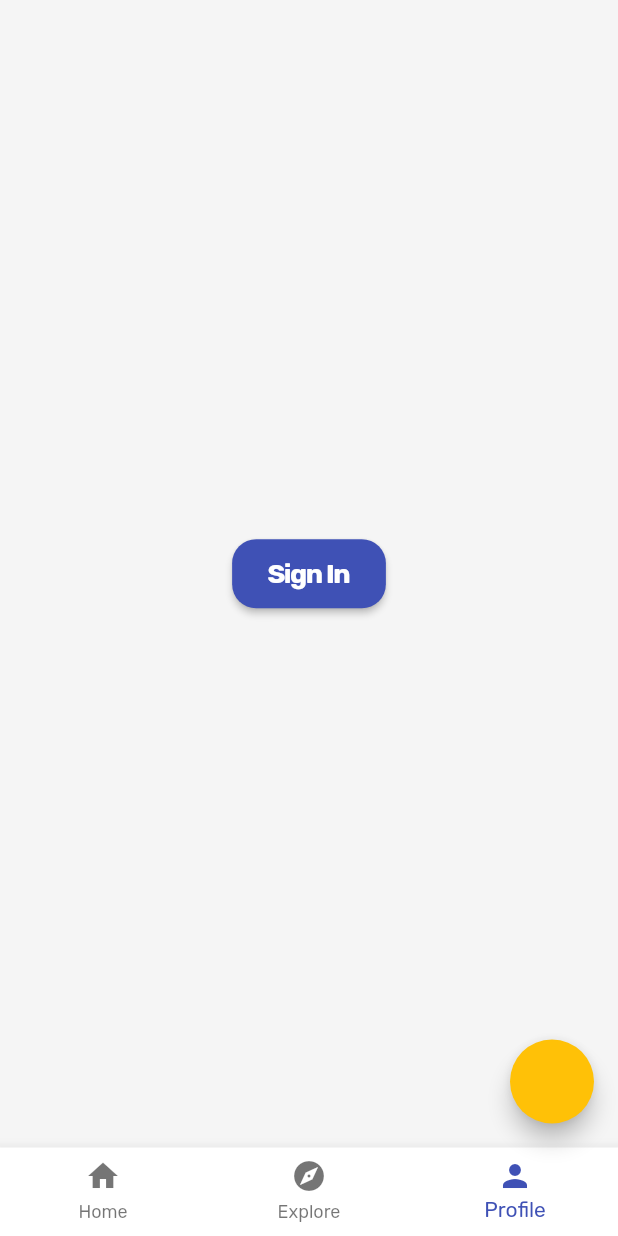
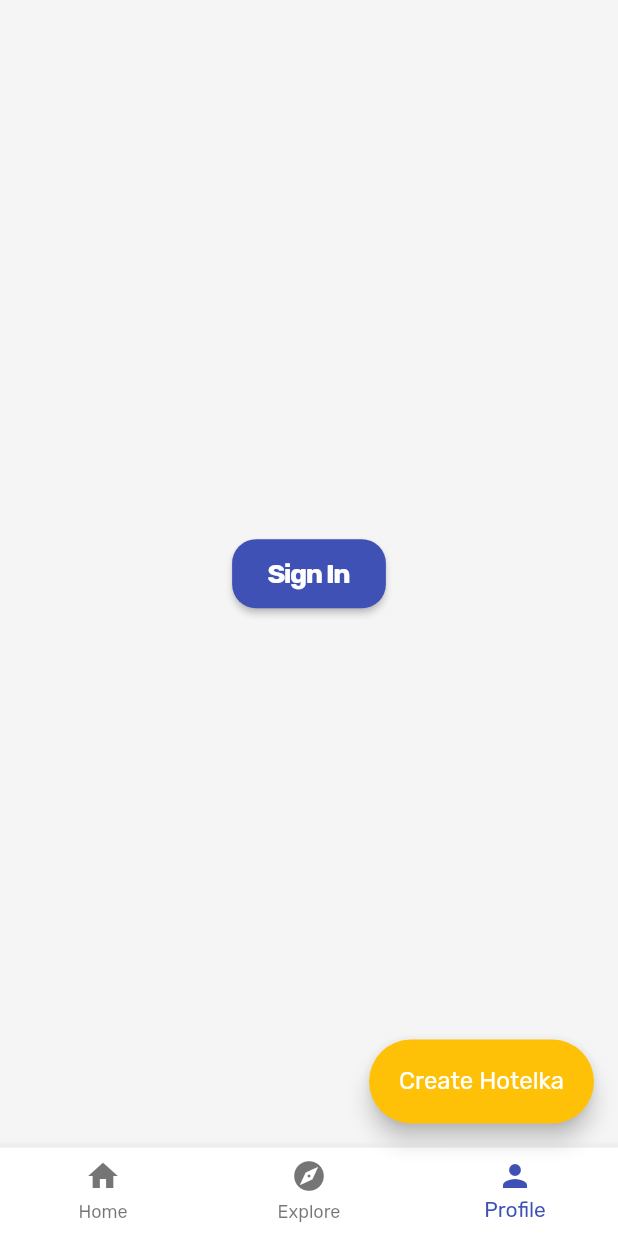
Before and after one commit to Artem-Neludimi/hotelki, a Flutter app: the HomePage screen opened by its route, item 3 of the bottom bar chosen, on a phone screen of 412 x 824 dp. Run offline on Flutter 3.47's test engine with Material 2 defaults, Android fonts, the phone set to English and light mode, and no system bars; our stand-ins replace cached_network_image, firebase_auth, firebase_core, flutter_bloc, go_router, google_fonts and 3 more; accounts and stored records are empty.

Commit message:
creating hotelka page

```diff
--- a/lib/core/localization/l10n/intl_en.arb
+++ b/lib/core/localization/l10n/intl_en.arb
@@ -1,4 +1,6 @@
 {
     "english": "English",
-    "russian": "Russian"
+    "russian": "Russian",
+    "createHotelka": "Create Hotelka",
+    "creatingHotelka": "Creating Hotelka"
 }
--- a/lib/core/localization/l10n/intl_ru.arb
+++ b/lib/core/localization/l10n/intl_ru.arb
@@ -1,4 +1,6 @@
 {
     "english": "Английский",
-    "russian": "Русский"
+    "russian": "Русский",
+    "createHotelka": "Создать Хотелку",
+    "creatingHotelka": "Создание Хотелки"
 }
--- a/lib/core/navigation/route.dart
+++ b/lib/core/navigation/route.dart
@@ -7,6 +7,7 @@ enum AppRoute {
   home('/home'),
   settings('/settings'),
   profile('/profile'),
+  creatingHotelka('/creatingHotelka'),
   ;
 
   const AppRoute(this.path);
--- a/lib/core/navigation/router.dart
+++ b/lib/core/navigation/router.dart
@@ -2,6 +2,7 @@ import 'package:flutter/material.dart';
 import 'package:go_router/go_router.dart';
 import 'package:scalable_flutter_app_starter/core/navigation/route.dart';
 import 'package:scalable_flutter_app_starter/feature/auth/ui/page/auth_page.dart';
+import 'package:scalable_flutter_app_starter/feature/creating_hotelka/ui/page/creating_hotelka.dart';
 import 'package:scalable_flutter_app_starter/feature/splash/splash_page.dart';
 import 'package:scalable_flutter_app_starter/feature/home/ui/page/home_page.dart';
 import 'package:scalable_flutter_app_starter/feature/profile/ui/page/profile_page.dart';
@@ -53,5 +54,10 @@ final GoRouter router = GoRouter(
         ),
       ],
     ),
+    GoRoute(
+      parentNavigatorKey: _routerKey,
+      path: AppRoute.creatingHotelka.path,
+      builder: (context, state) => const CreatingHotelkaPage(),
+    )
   ],
 );
--- a/lib/feature/home/ui/page/home_page.dart
+++ b/lib/feature/home/ui/page/home_page.dart
@@ -1,6 +1,9 @@
 import 'package:flutter/material.dart';
 import 'package:scalable_flutter_app_starter/core/extension/context.dart';
+import 'package:scalable_flutter_app_starter/core/navigation/route.dart';
 import 'package:scalable_flutter_app_starter/feature/user/ui/widget/profile_tab.dart';
+
+import '../../../../core/localization/generated/l10n.dart';
 
 class HomePage extends StatefulWidget {
   const HomePage({super.key});
@@ -74,9 +77,9 @@ class _HomePageState extends State<HomePage> {
     return Scaffold(
       body: body,
       bottomNavigationBar: bottomNavigationBar,
-      floatingActionButton: FloatingActionButton(
-        onPressed: () {},
-        // child: const Text(),
+      floatingActionButton: FloatingActionButton.extended(
+        onPressed: () => AppRoute.creatingHotelka.push(context),
+        label: Text(S.of(context).createHotelka),
       ),
     );
   }
```
Also changed, not shown: lib/feature/creating_hotelka/ui/page/creating_hotelka.dart (added, +10 -0 lines), lib/core/localization/generated/intl/messages_en.dart, lib/core/localization/generated/intl/messages_ru.dart, lib/core/localization/generated/l10n.dart.
